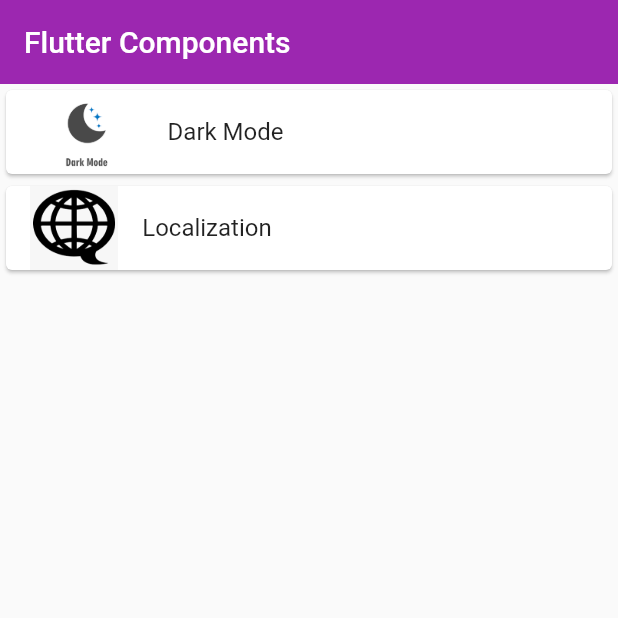
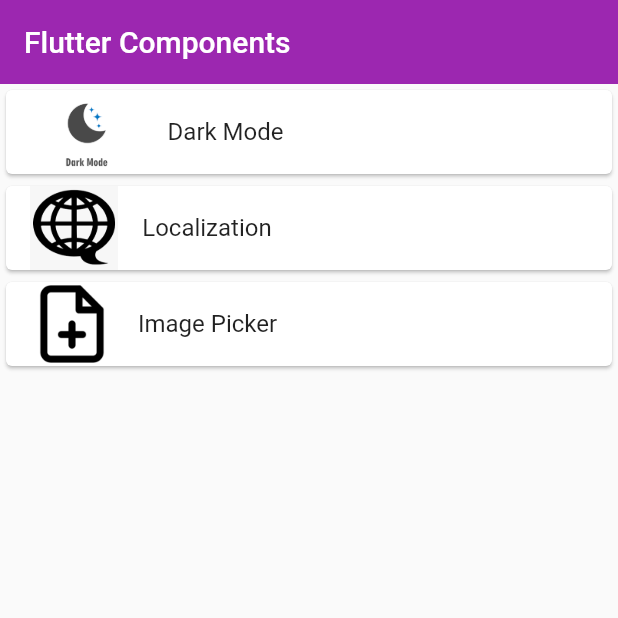
Before and after one commit to gautamswostik/some-flutter-lessons, a Flutter app: the screen it shows after launch, on a phone screen of 412 x 824 dp, the top half of it. Run offline on Flutter 3.47's test engine with Material 2 defaults, Android fonts, the phone set to English and light mode, and no system bars; our stand-ins replace bloc, equatable, flutter_bloc, font_awesome_flutter, hive, hive_flutter; accounts and stored records are empty; statements that could not run were skipped.

Commit message:
some bug fixes

```diff
--- a/assets/languages/en.json
+++ b/assets/languages/en.json
@@ -11,6 +11,7 @@
   "Dark Mode": "Dark Mode",
   "Localization": "Localization",
   "Change Language": "Change Language",
+  "Image Picker": "Image Picker",
   "1": "1",
   "2": "2",
   "3": "3",
--- a/assets/languages/es.json
+++ b/assets/languages/es.json
@@ -11,6 +11,7 @@
   "Flutter Components": "Componentes de Flutter",
   "Localization": "Localización",
   "Dark Mode": "Modo oscuro",
+  "Image Picker": "Selector de imágenes",
   "1": "uno",
   "2": "dos",
   "3": "tres",
--- a/assets/languages/ko.json
+++ b/assets/languages/ko.json
@@ -11,6 +11,7 @@
   "Dark Mode": "어두운 모드",
   "Localization": "번역하다",
   "Change Language": "언어 변경",
+  "Image Picker": "이미지 선택기",
   "1": "일",
   "2": "이",
   "3": "삼",
--- a/assets/languages/ne.json
+++ b/assets/languages/ne.json
@@ -11,6 +11,7 @@
   "Dark Mode": "डार्क मोड",
   "Localization": "अनुवाद गर्नुहोस्",
   "Change Language": "भाषा बदलें",
+  "Image Picker": "छवि चयनकर्ता",
   "1": "एक",
   "2": "दुई",
   "3": "तीन",
--- a/lib/screens/home_screen.dart
+++ b/lib/screens/home_screen.dart
@@ -48,6 +48,19 @@
                 },
               ),
             ),
+            Card(
+              child: ListTile(
+                leading: Image.asset('assets/images/imagepicker.png'),
+                title: Text(AppTexts.imagePicker.translateTo(context)),
+                onTap: () {
+                  Navigator.of(context).push(
+                    MaterialPageRoute(
+                      builder: (context) => const AppLanguage(),
+                    ),
+                  );
+                },
+              ),
+            ),
           ],
         ),
       ),
--- a/lib/utils/app_texts/app_texts.dart
+++ b/lib/utils/app_texts/app_texts.dart
@@ -1,8 +1,10 @@
 class AppTexts {
   const AppTexts();
   static const String mainTitle = 'Flutter Components';
+  // HomeScreen Names
   static const String darkMode = 'Dark Mode';
   static const String localization = 'Localization';
+  static const String imagePicker = 'Image Picker';
 
   static const String darkModeAppTitle = 'Change Theme';
 
```
Also changed, not shown: assets/images/imagepicker.png (added), lib/screens/image_picker/image_picker_screen.dart (added), pubspec.lock.
